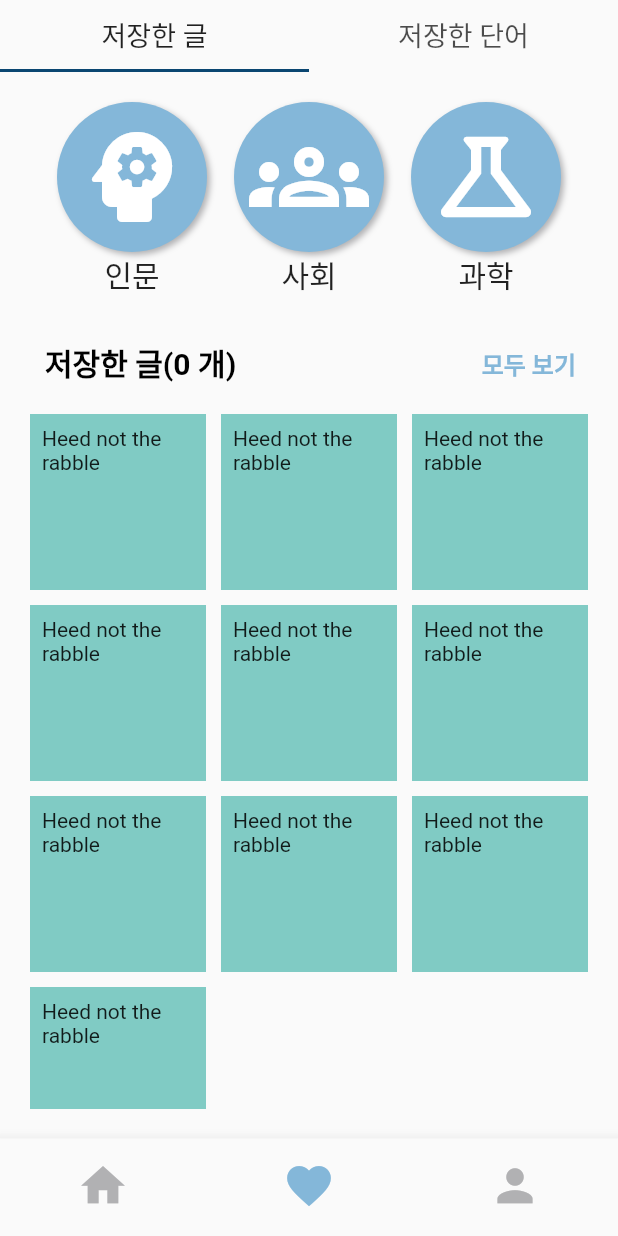
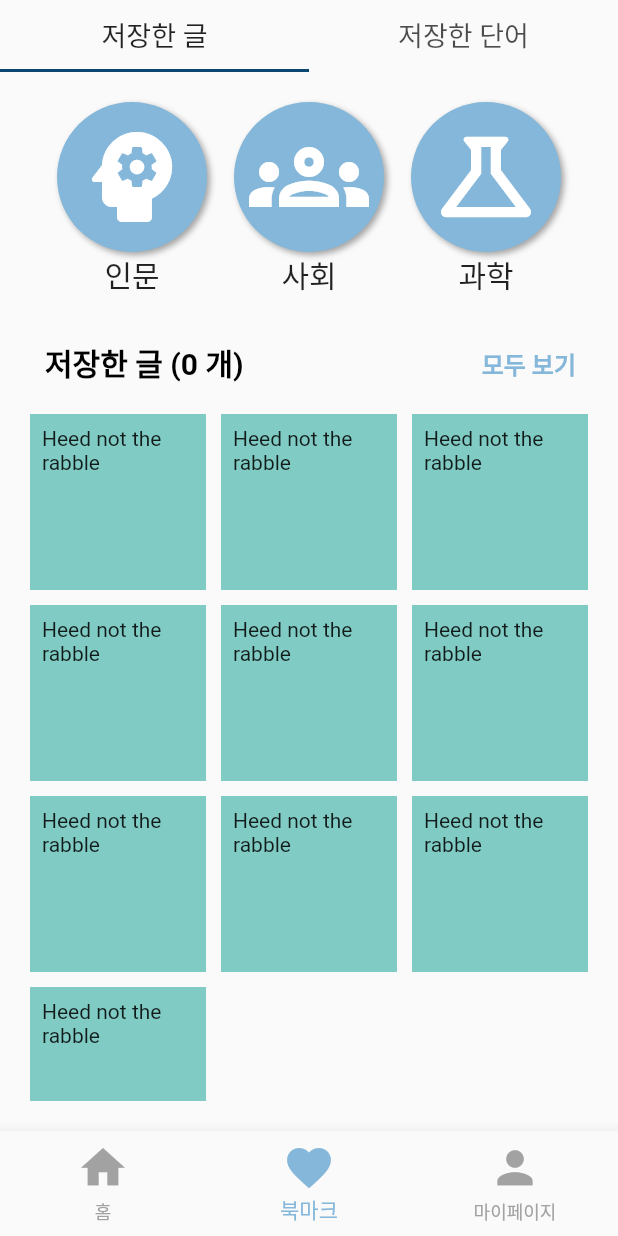
Before and after one commit to readubble/client, a Flutter app: the screen it shows after launch, item 2 of the bottom bar chosen, on a phone screen of 412 x 824 dp. Run offline on Flutter 3.47's test engine with Material 2 defaults, Android fonts, the phone set to English and light mode, and no system bars; our stand-ins replace image_picker, modal_progress_hud, smooth_page_indicator; missing offline and left inert: circular_usage_indicator, iphone_has_notch.

Commit message:
Feat: 저장한 단어

```diff
--- a/lib/Screens/LikesScreen.dart
+++ b/lib/Screens/LikesScreen.dart
@@ -168,7 +168,7 @@ class _LikesScreenState extends State<LikesScreen>
                                     color: Colors.lightBlue),
                               ),
                               TextSpan(
-                                text: '저장한 글($articleCount 개)',
+                                text: '저장한 글 ($articleCount 개)',
                                 style: const TextStyle(
                                     fontSize: 20,
                                     fontWeight: FontWeight.w600,
@@ -205,10 +205,36 @@ class _LikesScreenState extends State<LikesScreen>
                         ),
                       ],
                     ),
-                  ),
-                  const Center(
-                    child: Text("단어단어", style: TextStyle(fontSize: 40)),
-                  ),
+                  ), //저장한 글
+                  Padding(
+                    padding: const EdgeInsets.all(20),
+                    child: Column(
+                      crossAxisAlignment: CrossAxisAlignment.start,
+                      children: [
+                        Text(
+                          ' 나의 단어장',
+                          style: TextStyle(
+                              fontSize: 20,
+                              fontWeight: FontWeight.w600,
+                              color: Colors.black),
+                        ), //'저장한 글' 텍스트
+                        const SizedBox(
+                          height: 10,
+                        ),
+                        Expanded(
+                          child: GridView.count(
+                            shrinkWrap: true,
+                            primary: false,
+                            crossAxisSpacing: 10,
+                            mainAxisSpacing: 10,
+                            crossAxisCount: 3,
+                            childAspectRatio: 2,
+                            children: getLikedWords(),
+                          ),
+                        ),
+                      ],
+                    ),
+                  ), //저장한 단어
                 ]),
               ),
             ],
@@ -233,3 +259,22 @@ List<Widget> getLikedArticles() {
   return articles;
 } // 저장한 글의 리스트를 타일 형태로 반환하는 메소드. 좋아요 표시 된 UnlockedArticleTile을 articles[]에 추가할 것.
 // 매개변수로 글의 카테고리를 받고, 그때 그때 카테고리에 따라 저장한 글을 가져오면 좋겠음
+
+List<Widget> getLikedWords() {
+  List<Widget> words = [];
+
+  for (int i = 0; i < 10; i++) {
+    words.add(Container(
+      alignment: Alignment.center,
+      decoration: BoxDecoration(
+          borderRadius: BorderRadius.circular(20), color: Colors.teal.shade100),
+      padding: const EdgeInsets.all(8),
+      child: const Text(
+        '대외비',
+        style: TextStyle(fontSize: 16, fontWeight: FontWeight.w600),
+      ),
+    ));
+  }
+
+  return words;
+}
--- a/lib/Screens/MainScreen.dart
+++ b/lib/Screens/MainScreen.dart
@@ -42,29 +42,29 @@ class _MainScreenState extends State<MainScreen> {
           child: _widgetOptions.elementAt(_selectedIndex),
         ),
         bottomNavigationBar: BottomNavigationBar(
-          showSelectedLabels: false,
-          showUnselectedLabels: false,
+          showSelectedLabels: true,
+          showUnselectedLabels: true,
           items: const <BottomNavigationBarItem>[
             BottomNavigationBarItem(
               icon: Icon(
                 Icons.home,
                 size: 35,
               ),
-              label: 'Home',
+              label: '홈',
             ),
             BottomNavigationBarItem(
               icon: Icon(
                 Icons.favorite,
                 size: 35,
               ),
-              label: 'Likes',
+              label: '북마크',
             ),
             BottomNavigationBarItem(
               icon: Icon(
                 Icons.person,
                 size: 35,
               ),
-              label: 'MyPage',
+              label: '마이페이지',
             ),
           ],
           currentIndex: _selectedIndex,
--- a/lib/main.dart
+++ b/lib/main.dart
@@ -45,5 +45,5 @@ MaterialColor myColor = const MaterialColor(0xff84B7D9, {
   500: Color(0xff0a4671), //네이비
   600: Color(0xFFFCFFF9), //연두
   700: Color(0xfff1f1f1), //옅은 회색
-  800: Color(0xffb1b1b3), //짙은 회색
+  800: Color(0xffa2a2a2), //짙은 회색
 });
```
